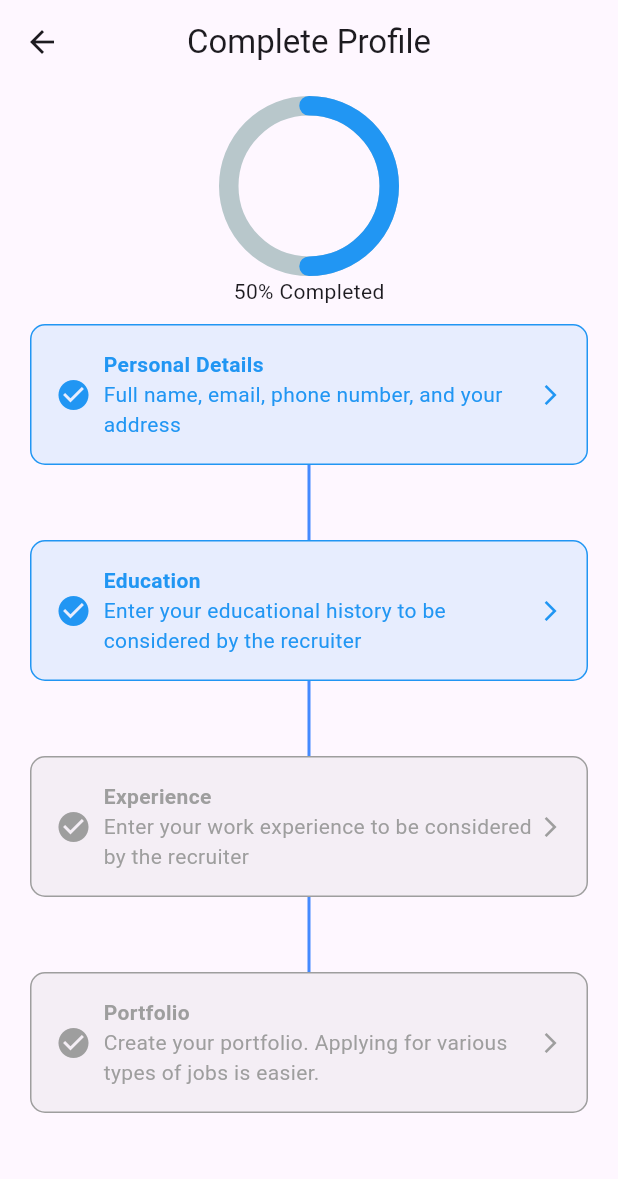
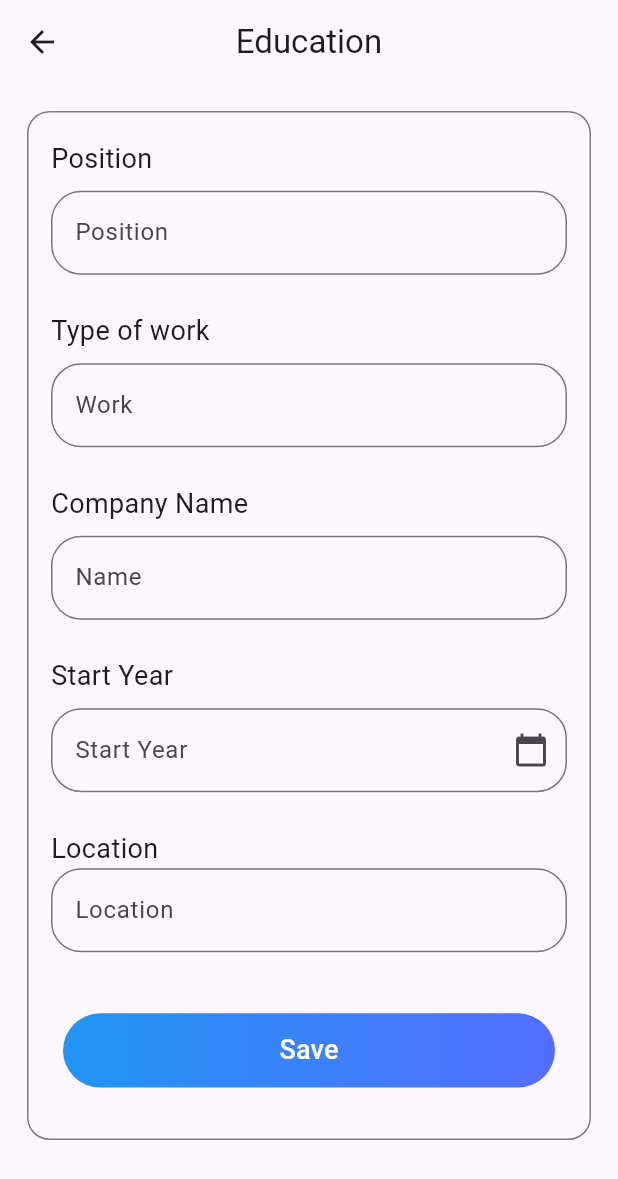
Before and after one commit to KIRRAA0/amit_final_project, a Flutter app: the CompleteProfile screen opened directly, after a tap on "Personal Details", after a tap on "Education", on a phone screen of 412 x 824 dp. Shown: the top 1179 px of the screen. Run offline on Flutter 3.47's test engine with Material 3 defaults, Android fonts, the light colour scheme and no system bars; drawn by our look-alikes of percent_indicator; our stand-ins replace carousel_slider, dio, dotted_border, dotted_line, file_picker, get and 6 more; missing offline and left inert: slide_switcher; accounts and stored records are empty; Roboto replaces fonts that are missing (SF Pro Display).

Commit message:
COMPLETED the whole profile screens with the apis

```diff
--- a/lib/API/Api_helper.dart
+++ b/lib/API/Api_helper.dart
@@ -1,7 +1,6 @@
 import 'package:amit_final_project/API/endpoints.dart';
 import 'package:dio/dio.dart';
 import 'package:flutter/material.dart';
-import 'package:get_storage/get_storage.dart';
 import 'package:shared_preferences/shared_preferences.dart';
 
 import '../Model/jobs_model.dart';
@@ -26,7 +25,6 @@ class ApiData {
       dio.options.headers["Authorization"] = "Bearer $authToken";
       final response = await dio
           .get('${ApiEndpoints.baseUrl}${ApiEndpoints.profileEndpoint}');
-      print(response.data);
       UserData userData = UserData.fromJson(response.data);
 
       saveUserDataToPrefs(userData);
--- /dev/null
+++ b/lib/API/add_experience_API.dart
@@ -0,0 +1,46 @@
+import 'package:amit_final_project/API/endpoints.dart';
+import 'package:dio/dio.dart';
+import 'package:get_storage/get_storage.dart';
+import 'package:shared_preferences/shared_preferences.dart';
+
+Future<void> addExperience(String position,String workType,String compName,String location,String start,) async {
+  try {
+    print(position);
+    print(workType);
+    print(compName);
+    print(location);
+    print(start);
+    final token = GetStorage().read('user_token');
+    SharedPreferences prefs = await SharedPreferences.getInstance();
+    final userId = prefs.getInt('user_id');
+    print(userId);
+    Map<String, dynamic> data = {
+      "user_id": userId,
+      "postion": position,
+      "type_work": workType,
+      "comp_name": compName,
+      "location": location,
+      "start": start,
+      "end": null,
+    };
+
+    var dio = Dio();
+    dio.options.followRedirects = true;
+    dio.options.headers['Content-Type'] = 'application/json';
+    dio.options.headers["Authorization"] = "Bearer $token";
+    var response = await dio.post(
+      ApiEndpoints.baseUrl + ApiEndpoints.experienceEndpoint,
+      data: data,
+    );
+    if (response.statusCode == 200) {
+      print('Added to favorites');
+      print(response.data);
+    } else {
+      // Handle other status codes
+      print('Failed to add to favs');
+    }
+  } catch (error) {
+    // Handle errors
+    print('Error adding to favs: $error');
+  }
+}
--- a/lib/API/endpoints.dart
+++ b/lib/API/endpoints.dart
@@ -8,6 +8,7 @@ class ApiEndpoints {
   static const String jobsEndpoint = '/jobs';
   static const String applyEndpoint = '/apply';
   static const String favoritesEndpoint = '/favorites';
+  static const String experienceEndpoint = '/experince';
   static const String portfolioEndpoint = '/user/profile/portofolios';
   static const String editProfileEndpoint = '/user/profile/edit';
   static const String updatePasswordEndpoint = '/auth/user/update';
--- a/lib/Controller/create_account_controller.dart
+++ b/lib/Controller/create_account_controller.dart
@@ -17,6 +17,7 @@ class RegistrationController extends GetxController {
   String token = '';
   String username = '';
   String Email = '';
+  int id = 0;
 
   @override
   void onInit() {
@@ -65,8 +66,9 @@ class RegistrationController extends GetxController {
       token = userData.token!;
       username = userData.data.name;
       Email =userData.data.email;
+      id =userData.data.id;
 
-      _saveDataToSharedPreferences(token,username,Email);
+      _saveDataToSharedPreferences(token,username,Email,id);
 
       return userData;
     } catch (e) {
@@ -75,11 +77,12 @@ class RegistrationController extends GetxController {
     }
   }
 
-  Future<void> _saveDataToSharedPreferences(String token, String username, String email) async {
+  Future<void> _saveDataToSharedPreferences(String token, String username, String email,int id) async {
     final SharedPreferences prefs = await _prefs;
     prefs.setString('user_token', token);
     prefs.setString('user_name', username);
     prefs.setString('user_email', email);
+    prefs.setInt('user_id', id);
   }
 
   @override
--- a/lib/Utilities/getTokenFromSharedPreferences.dart
+++ b/lib/Utilities/getTokenFromSharedPreferences.dart
@@ -1,6 +1,4 @@
 import 'package:get_storage/get_storage.dart';
-import 'package:shared_preferences/shared_preferences.dart';
-
 Future<String?> getTokenFromSharedPreferences() async {
   String? retrievedToken = GetStorage().read('user_token');
   print('Retrieved___________________________---- retrievedToken: $retrievedToken');
--- a/lib/View/Login_SignUp/create_account.dart
+++ b/lib/View/Login_SignUp/create_account.dart
@@ -9,7 +9,6 @@ import '../Widgets/custom_divider.dart';
 import '../Widgets/custom_outlined_button.dart';
 import '../Widgets/custom_textfiled.dart';
 import 'intersts_screen.dart';
-import 'login_screen.dart'; // Import the InterestsPage
 
 class CreateAccountPage extends GetView<RegistrationController> {
   const CreateAccountPage({super.key});
--- a/lib/View/Profile/complete_profile.dart
+++ b/lib/View/Profile/complete_profile.dart
@@ -1,3 +1,4 @@
+import 'package:amit_final_project/View/Profile/portfolio_screen.dart';
 import 'package:flutter/material.dart';
 import 'package:get/get.dart';
 import 'package:percent_indicator/circular_percent_indicator.dart';
@@ -5,6 +6,7 @@ import 'package:percent_indicator/circular_percent_indicator.dart';
 import '../Widgets/profile_widgets/personal_details_tile.dart';
 import '../Widgets/profile_widgets/vertical_divider.dart';
 import 'edit_profile_screen.dart';
+import 'education_page.dart';
 
 class CompleteProfile extends StatefulWidget {
   CompleteProfile({Key? key}) : super(key: key);
@@ -16,49 +18,75 @@ class CompleteProfile extends StatefulWidget {
 class _CompleteProfileState extends State<CompleteProfile> {
   late double completionProgress;
   late List<Map<String, dynamic>> details;
+  late List<bool> isClickedList;
 
   @override
   void initState() {
     super.initState();
     completionProgress = 0.0;
+    isClickedList = List.generate(4, (_) => false); // Initialize list to false
     details = [
       {
         'title': 'Personal Details',
         'subtitle': 'Full name, email, phone number, and your address',
         'onTap': () {
+          if (!isClickedList[0]) {
             setState(() {
               completionProgress += 0.25;
+              isClickedList[0] = true;
             });
             Get.to(() => const EditProfilePage(),
                 transition: Transition.rightToLeftWithFade,
                 duration: const Duration(milliseconds: 500));
+          }
         },
       },
       {
         'title': 'Education',
-        'subtitle': 'Enter your educational history to be considered by the recruiter',
+        'subtitle':
+        'Enter your educational history to be considered by the recruiter',
         'onTap': () {
+          if (!isClickedList[1]) {
             setState(() {
               completionProgress += 0.25;
+              isClickedList[1] = true;
             });
+            Get.to(() => const EducationPage(),
+                transition: Transition.rightToLeftWithFade,
+                duration: const Duration(milliseconds: 500));
+          }
         },
       },
       {
         'title': 'Experience',
-        'subtitle': 'Enter your work experience to be considered by the recruiter',
+        'subtitle':
+        'Enter your work experience to be considered by the recruiter',
         'onTap': () {
+          if (!isClickedList[2]) {
             setState(() {
               completionProgress += 0.25;
+              isClickedList[2] = true;
             });
+            Get.to(() => const EducationPage(),
+                transition: Transition.rightToLeftWithFade,
+                duration: const Duration(milliseconds: 500));
+          }
         },
       },
       {
         'title': 'Portfolio',
-        'subtitle': 'Create your portfolio. Applying for various types of jobs is easier.',
+        'subtitle':
+        'Create your portfolio. Applying for various types of jobs is easier.',
         'onTap': () {
+          if (!isClickedList[3]) {
             setState(() {
               completionProgress += 0.25;
+              isClickedList[3] = true;
             });
+            Get.to(() => PortfolioPage(),
+                transition: Transition.rightToLeftWithFade,
+                duration: const Duration(milliseconds: 500));
+          }
         },
       },
     ];
@@ -83,23 +111,22 @@ class _CompleteProfileState extends State<CompleteProfile> {
                   lineWidth: 13.0,
                   animation: true,
                   percent: completionProgress,
-                  footer: Text('${(completionProgress * 100).toInt()}% Completed'),
-                  center: const Text(
-                    "",
-                    style: TextStyle(fontSize: 20),
+                  center: Text(
+                    '${(completionProgress * 100).toInt()}%',
+                    style: const TextStyle(fontSize: 20),
                   ),
                   progressColor: Colors.blue,
                 ),
               ),
               const SizedBox(height: 12),
-              ...details.map((detail) => Column(
+              ...details.asMap().entries.map((entry) => Column(
                 children: [
                   PersonalDetailsWidget(
-                    title: detail['title']!,
-                    subtitle: detail['subtitle']!,
-                    onTap: detail['onTap'],
+                    title: entry.value['title']!,
+                    subtitle: entry.value['subtitle']!,
+                    onTap: entry.value['onTap'],
                   ),
-                  if (details.last != detail) ...[
+                  if (entry.key != details.length - 1) ...[
                     VerticalDividerr(),
                   ]
                 ],
--- /dev/null
+++ b/lib/View/Profile/education_page.dart
@@ -0,0 +1,27 @@
+import 'package:flutter/material.dart';
+
+import '../Widgets/profile_widgets/experince_form.dart';
+
+class EducationPage extends StatelessWidget {
+  const EducationPage({super.key});
+
+  @override
+  Widget build(BuildContext context) {
+    return Scaffold(
+      appBar: AppBar(
+        title: const Text('Education'),
+        centerTitle: true,
+      ),
+      body: SingleChildScrollView(
+        child: Column(
+          crossAxisAlignment: CrossAxisAlignment.stretch,
+          children: [
+            ExperienceForm(
+              screenHeight: MediaQuery.of(context).size.height,
+            ),
+          ],
+        ),
+      ),
+    );
+  }
+}
--- /dev/null
+++ b/lib/View/Widgets/profile_widgets/education_fileds.dart
@@ -0,0 +1,63 @@
+import 'package:flutter/material.dart';
+import 'package:intl/intl.dart';
+
+class EducationTextFormField extends StatelessWidget {
+  final String labelText;
+  final String hintText;
+  final TextEditingController controller;
+  final bool isDateField;
+
+  const EducationTextFormField({
+    Key? key,
+    required this.labelText,
+    required this.hintText,
+    required this.controller,
+    this.isDateField = false,
+  }) : super(key: key);
+
+  @override
+  Widget build(BuildContext context) {
+    return TextFormField(
+      onTapOutside: (event) {
+        FocusManager.instance.primaryFocus?.unfocus();
+      },
+      decoration: InputDecoration(
+        border: OutlineInputBorder(
+          borderRadius: BorderRadius.circular(20.0),
+          borderSide: const BorderSide(
+            color: Colors.grey,
+            width: 2.0,
+          ),
+        ),
+        focusedBorder: OutlineInputBorder(
+          borderRadius: BorderRadius.circular(20.0),
+          borderSide: const BorderSide(
+            color: Color(0xFF3366FF),
+            width: 2.0,
+          ),
+        ),
+        labelText: labelText,
+        hintText: hintText,
+        suffixIcon: isDateField
+            ? IconButton(
+                icon: const Icon(Icons.calendar_today),
+                onPressed: () async {
+                  DateTime? pickedDate = await showDatePicker(
+                    context: context,
+                    initialDate: DateTime.now(),
+                    firstDate: DateTime(1950),
+                    lastDate: DateTime(2100),
+                  );
+                  if (pickedDate != null) {
+                    String formattedDate =
+                        DateFormat('yyyy-MM-dd').format(pickedDate);
+                    controller.text = formattedDate;
+                  }
+                },
+              )
+            : null,
+      ),
+      controller: controller,
+    );
+  }
+}
--- /dev/null
+++ b/lib/View/Widgets/profile_widgets/experince_form.dart
@@ -0,0 +1,117 @@
+import 'package:flutter/material.dart';
+
+import '../../../API/add_experience_API.dart';
+import '../custom_button.dart';
+import 'education_fileds.dart';
+
+class ExperienceForm extends StatefulWidget {
+  final double screenHeight;
+
+  const ExperienceForm({super.key, required this.screenHeight});
+
+  @override
+  State<ExperienceForm> createState() => _ExperienceFormState();
+}
+
+class _ExperienceFormState extends State<ExperienceForm> {
+  final TextEditingController positionController = TextEditingController();
+
+  final TextEditingController typeOfWorkController = TextEditingController();
+
+  final TextEditingController companyNameController = TextEditingController();
+
+  final TextEditingController locationController = TextEditingController();
+
+  final TextEditingController startDateController = TextEditingController();
+
+  @override
+  Widget build(BuildContext context) {
+    return Padding(
+      padding: const EdgeInsets.all(18.0),
+      child: SingleChildScrollView(
+        child: Container(
+          decoration: BoxDecoration(
+            border: Border.all(color: Colors.black.withOpacity(0.5), width: 1),
+            borderRadius: BorderRadius.circular(15),
+          ),
+          child: Padding(
+            padding: const EdgeInsets.symmetric(vertical: 18.0, horizontal: 15),
+            child: Column(
+              crossAxisAlignment: CrossAxisAlignment.start,
+              children: [
+                const Text(
+                  "Position",
+                  style: TextStyle(fontSize: 18),
+                ),
+                SizedBox(height: widget.screenHeight * 0.01),
+                EducationTextFormField(
+                  labelText: 'Position',
+                  hintText: 'Please enter Your Position',
+                  controller: positionController,
+                ),
+                SizedBox(height: widget.screenHeight * 0.03),
+                const Text(
+                  "Type of work",
+                  style: TextStyle(fontSize: 18),
+                ),
+                SizedBox(height: widget.screenHeight * 0.01),
+                EducationTextFormField(
+                  labelText: 'Work',
+                  hintText: 'Please enter Your Type of work',
+                  controller: typeOfWorkController,
+                ),
+                SizedBox(height: widget.screenHeight * 0.03),
+                const Text(
+                  "Company Name",
+                  style: TextStyle(fontSize: 18),
+                ),
+                SizedBox(height: widget.screenHeight * 0.01),
+                EducationTextFormField(
+                  labelText: 'Name',
+                  hintText: 'Please enter Your Company name',
+                  controller: companyNameController,
+                ),
+                SizedBox(height: widget.screenHeight * 0.03),
+                const Text(
+                  "Start Year",
+                  style: TextStyle(fontSize: 18),
+                ),
+                SizedBox(height: widget.screenHeight * 0.01),
+                EducationTextFormField(
+                  labelText: 'Start Year',
+                  hintText: 'Please enter Your Start Year',
+                  controller: startDateController,
+                  isDateField: true,
+                ),
+                SizedBox(height: widget.screenHeight * 0.03),
+                const Text(
+                  "Location",
+                  style: TextStyle(fontSize: 18),
+                ),
+                EducationTextFormField(
+                  labelText: 'Location',
+                  hintText: 'Please enter Your Location',
+                  controller: locationController,
+                ),
+                SizedBox(height: widget.screenHeight * 0.03),
+                CustomButton(
+                  onPressed: () {
+                    addExperience(
+                      positionController.text,
+                      typeOfWorkController.text,
+                      companyNameController.text,
+                      locationController.text,
+                      startDateController.text,
+                    );
+                  },
+                  text: 'Save',
+                  isButtonEnabled: true,
+                )
+              ],
+            ),
+          ),
+        ),
+      ),
+    );
+  }
+}
--- a/pubspec.yaml
+++ b/pubspec.yaml
@@ -51,6 +51,7 @@ dependencies:
   file_picker: ^6.1.1
   circular_profile_avatar: ^2.0.5
   percent_indicator: ^4.2.3
+  intl: ^0.19.0
 
 dev_dependencies:
   flutter_test:
```
Also changed, not shown: lib/Controller/login_controller.dart (+5 -2 lines), lib/View/Profile/experince_page.dart (added, +27 -0 lines), lib/View/Widgets/profile_widgets/education_form.dart (added, +86 -0 lines), pubspec.lock. Lines whose indentation alone changed are shown as unchanged.
